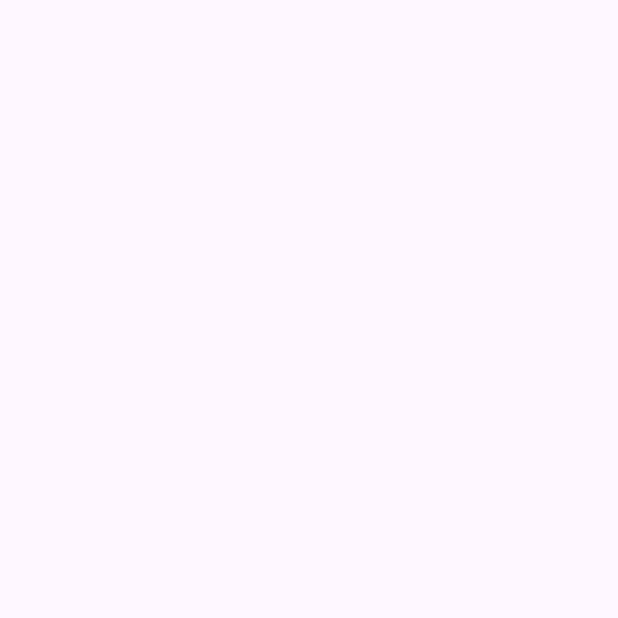
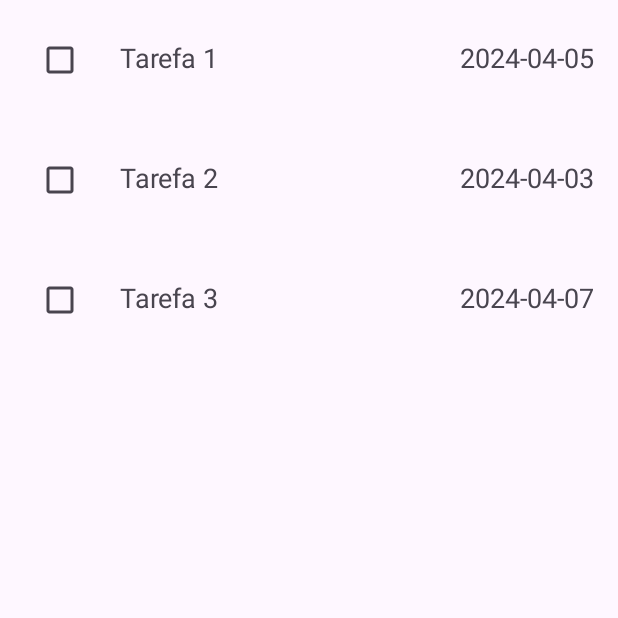
Before and after one commit to windcarvalho/LoginLLMTest, an Android app built with Jetpack Compose: the Tela_CL_Access_2 screen opened directly, with no data from a screen before it, on a phone screen of 412 x 824 dp, the top half of it. Before the commit the part shown is empty. Run offline under Robolectric (Android 15) with nearby library versions, the phone set to English and light mode, and no system bars.

Commit message:
consertado bug cl_2_acessivel

```diff
--- /dev/null
+++ b/app/src/main/java/org/ufc/great/llm/screens/Adapters/TaskAdapter_Tela_CL_Access_2.java
@@ -0,0 +1,64 @@
+package org.ufc.great.llm.screens.Adapters;
+
+import android.content.Context;
+import android.view.LayoutInflater;
+import android.view.View;
+import android.view.ViewGroup;
+import android.widget.CheckBox;
+import android.widget.TextView;
+
+import androidx.annotation.NonNull;
+import androidx.recyclerview.widget.RecyclerView;
+
+import com.example.listadetarefasllmtest.R;
+
+import org.ufc.great.llm.screens.Task_CL_2;
+
+import java.util.List;
+
+public class TaskAdapter_Tela_CL_Access_2 extends RecyclerView.Adapter<TaskAdapter_Tela_CL_Access_2.ViewHolder> {
+
+    private List<Task_CL_2> taskList;
+    private Context context;
+
+    public TaskAdapter_Tela_CL_Access_2(List<Task_CL_2> taskList, Context context) {
+        this.taskList = taskList;
+        this.context = context;
+    }
+
+    @NonNull
+    @Override
+    public TaskAdapter_Tela_CL_Access_2.ViewHolder onCreateViewHolder(@NonNull ViewGroup parent, int viewType) {
+        View view = LayoutInflater.from(context).inflate(R.layout.activity_tela_cl_access_2_list_item_task, parent, false);
+        return new TaskAdapter_Tela_CL_Access_2.ViewHolder(view);
+    }
+
+    @Override
+    public void onBindViewHolder(@NonNull TaskAdapter_Tela_CL_Access_2.ViewHolder holder, int position) {
+        Task_CL_2 task = taskList.get(position);
+        holder.textTask.setText(task.getName());
+        holder.textDate.setText(task.getDate());
+        holder.checkboxTask.setChecked(task.isChecked());
+    }
+
+    @Override
+    public int getItemCount() {
+        return taskList.size();
+    }
+
+    public class ViewHolder extends RecyclerView.ViewHolder {
+        TextView textTask, textDate;
+        CheckBox checkboxTask;
+
+        public ViewHolder(@NonNull View itemView) {
+            super(itemView);
+            textTask = itemView.findViewById(R.id.text_task);
+            textDate = itemView.findViewById(R.id.text_date);
+            checkboxTask = itemView.findViewById(R.id.checkbox_task);
+
+            // Tornar os elementos acessíveis por teclado
+            itemView.setFocusable(true);
+            itemView.setClickable(true);
+        }
+    }
+}
--- a/app/src/main/java/org/ufc/great/llm/screens/Tela_CL_Access_2.java
+++ b/app/src/main/java/org/ufc/great/llm/screens/Tela_CL_Access_2.java
@@ -1,13 +1,43 @@
 package org.ufc.great.llm.screens;
 
 import androidx.appcompat.app.AppCompatActivity;
+import androidx.recyclerview.widget.LinearLayoutManager;
+import androidx.recyclerview.widget.RecyclerView;
 
 import android.os.Bundle;
 
+import com.example.listadetarefasllmtest.R;
+
+import org.ufc.great.llm.screens.Adapters.TaskAdapter_Tela_CL_Access_2;
+
+import java.util.ArrayList;
+import java.util.Collections;
+import java.util.Comparator;
+import java.util.List;
+
 public class Tela_CL_Access_2 extends AppCompatActivity {
+
+    private RecyclerView recyclerView;
+    private TaskAdapter_Tela_CL_Access_2 adapter;
 
     @Override
     protected void onCreate(Bundle savedInstanceState) {
         super.onCreate(savedInstanceState);
+        setContentView(R.layout.activity_tela_cl_access_2);
+
+        recyclerView = findViewById(R.id.recycler_view_tasks);
+        recyclerView.setLayoutManager(new LinearLayoutManager(this));
+        adapter = new TaskAdapter_Tela_CL_Access_2(getTasks(), this);
+        recyclerView.setAdapter(adapter);
+    }
+
+    private List<Task_CL_2> getTasks() {
+        // Aqui você pode carregar suas tarefas de onde você as armazena
+        // Vou criar algumas tarefas fictícias para exemplo
+        List<Task_CL_2> tasks = new ArrayList<>();
+        tasks.add(new Task_CL_2("Tarefa 1", "2024-04-05"));
+        tasks.add(new Task_CL_2("Tarefa 2", "2024-04-03"));
+        tasks.add(new Task_CL_2("Tarefa 3", "2024-04-07"));
+        return tasks;
     }
 }
--- a/app/src/main/res/layout/activity_tela_cl_access_2_list_item_task.xml
+++ b/app/src/main/res/layout/activity_tela_cl_access_2_list_item_task.xml
@@ -12,7 +12,6 @@
             android:id="@+id/checkbox_task"
             android:layout_width="wrap_content"
             android:layout_height="wrap_content"
-            android:focusable="false"
             android:contentDescription="Marque para completar tarefa." />
 
         <TextView
```
